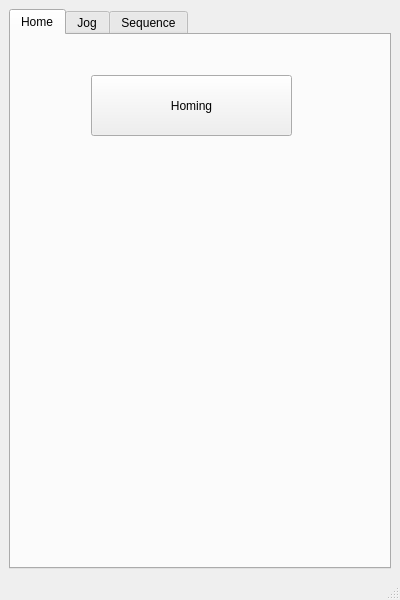
Before: the Qt Designer form mainwindow.ui in stefan-frauenfelder/monochrom-workshop-camera-stand, drawn with Qt 5.
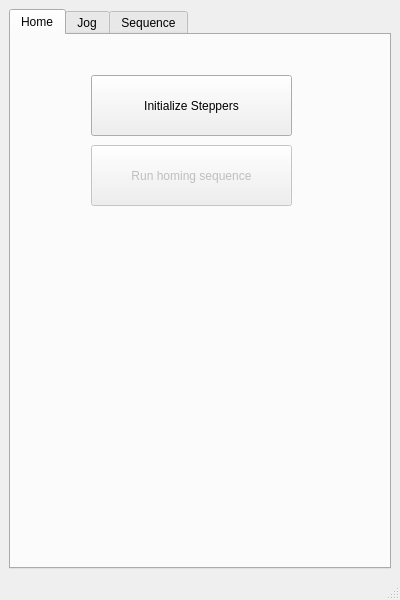
After: the same form once the commit is applied.

Commit message: Reimplement initialization and homing using UI in controller

Patch:
```diff
--- a/mainwindow.ui
+++ b/mainwindow.ui
@@ -27,7 +27,7 @@
        <attribute name="title">
         <string>Home</string>
        </attribute>
-       <widget class="QPushButton" name="homing_button">
+       <widget class="QPushButton" name="initialize_button">
         <property name="geometry">
          <rect>
           <x>80</x>
@@ -37,7 +37,23 @@
          </rect>
         </property>
         <property name="text">
-         <string>Homing</string>
+         <string>Initialize Steppers</string>
+        </property>
+       </widget>
+       <widget class="QPushButton" name="homing_button">
+        <property name="enabled">
+         <bool>false</bool>
+        </property>
+        <property name="geometry">
+         <rect>
+          <x>80</x>
+          <y>110</y>
+          <width>201</width>
+          <height>61</height>
+         </rect>
+        </property>
+        <property name="text">
+         <string>Run homing sequence</string>
         </property>
        </widget>
       </widget>
```
The commit also changes 3 other files.
